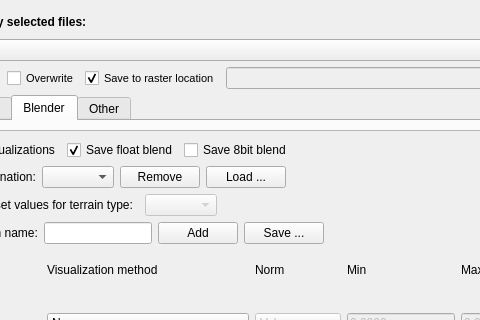
Qt form qrvt_dialog_base.ui (EarthObservation/rvt-qgis) before a commit; both pictures show x 98 to 578 and y 0 to 320 of the 1000 by 800 pixel window.
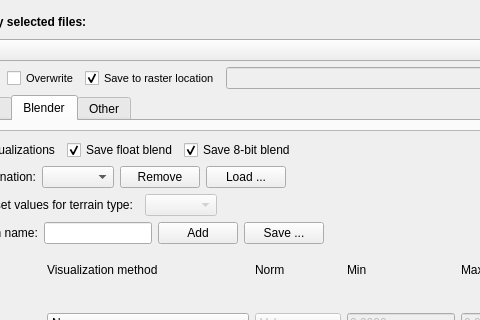
The same form after that commit. The open tabs and pages were chosen to show the change. Custom widgets are drawn as their Qt base class.

Patch:
```diff
--- a/qrvt_dialog_base.ui
+++ b/qrvt_dialog_base.ui
@@ -2785,8 +2785,8 @@
                <rect>
                 <x>0</x>
                 <y>0</y>
-                <width>923</width>
-                <height>575</height>
+                <width>952</width>
+                <height>606</height>
                </rect>
               </property>
               <layout class="QVBoxLayout" name="verticalLayout_15">
@@ -2825,6 +2825,9 @@
                    </item>
                    <item>
                     <widget class="QCheckBox" name="check_blender_save_8bit">
+                     <property name="enabled">
+                      <bool>true</bool>
+                     </property>
                      <property name="sizePolicy">
                       <sizepolicy hsizetype="Preferred" vsizetype="Fixed">
                        <horstretch>0</horstretch>
@@ -2832,7 +2835,10 @@
                       </sizepolicy>
                      </property>
                      <property name="text">
-                      <string>Save 8bit blend</string>
+                      <string>Save 8-bit blend</string>
+                     </property>
+                     <property name="checked">
+                      <bool>true</bool>
                      </property>
                     </widget>
                    </item>
```
Left out of the diff: 20 changed lines with no effect on the pictures.
